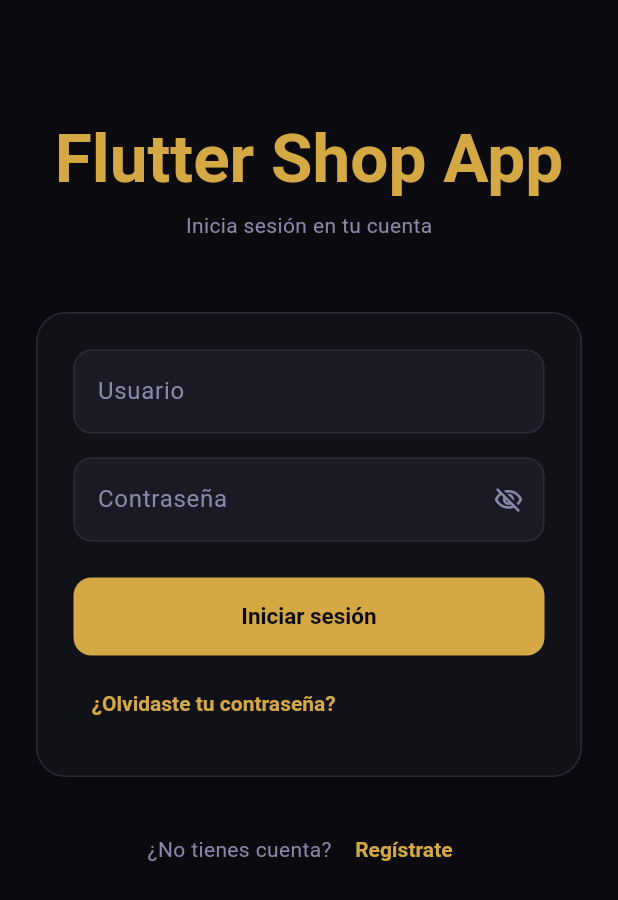
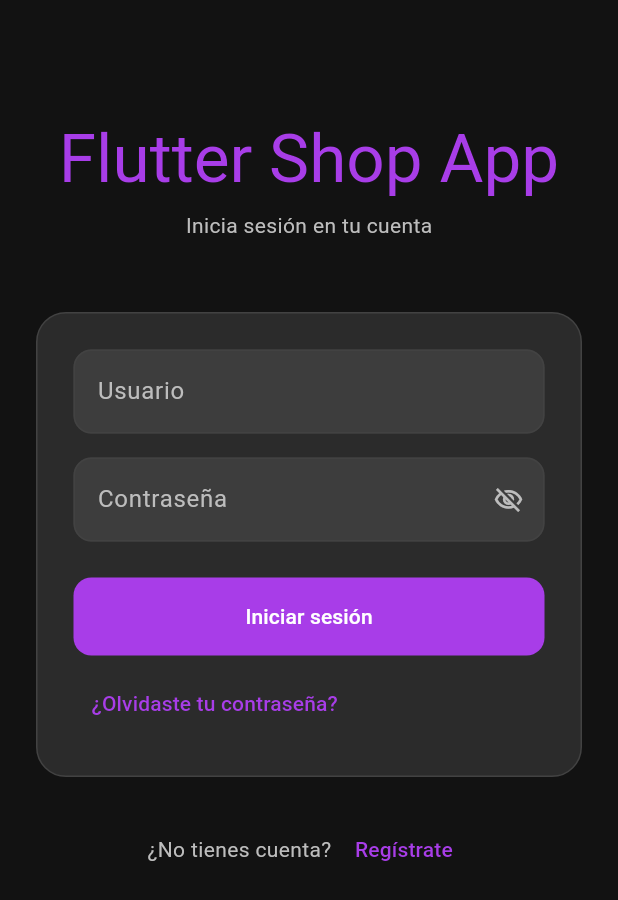
Before and after one commit to natcore-tech/flutter_inventario_app, a Flutter app: the screen it shows after launch, on a phone screen of 412 x 824 dp. Shown: the top 900 px of the screen. Run offline on Flutter 3.47's test engine with Material 3 defaults, Android fonts, the phone set to English and light mode, and no system bars; our stand-ins replace cached_network_image, dio, flutter_dotenv, flutter_riverpod, flutter_secure_storage, go_router and 1 more; network calls fail.

Commit message:
add models from orden, orden_compra, numero_serie and proveedor (modified theme color)

```diff
--- a/lib/theme/app_colors.dart
+++ b/lib/theme/app_colors.dart
@@ -1,38 +1,39 @@
 // lib/theme/app_colors.dart
-
 import 'package:flutter/material.dart';
 
 class AppColors {
-  // ── Fondos ────────────────────────────────────────────────
-  static const Color background  = Color(0xFF0A0A0F);
-  static const Color surface     = Color(0xFF111118);
-  static const Color surface2    = Color(0xFF1A1A24);
-  static const Color border      = Color(0xFF2A2A38);
-  static const Color borderLight = Color(0xFF1E1E2A);
+  // ── Fondos (paleta oficial) ──────────────────────────────
+  static const Color background  = Color(0xFF121212); // 🖤 Fondo
+  static const Color surface     = Color(0xFF2B2B2B); // ⬛ Tarjetas
+  static const Color surface2    = Color(0xFF3D3D3D); // ⚠️ Provisional: no está en la paleta oficial
 
-  // ── Texto ─────────────────────────────────────────────────
-  static const Color textPrimary   = Color(0xFFF0F0F8);
-  static const Color textSecondary = Color(0xFF8888AA);
-  static const Color textFaint     = Color(0xFF44445A);
+  // ── Morados (paleta oficial) ─────────────────────────────
+  static const Color accent      = Color(0xFFA83DE8); // 🟣 Morado principal
+  static const Color accentDark  = Color(0xFF8A2BE2); // 🟪 Morado oscuro
+  static const Color onAccent    = Color(0xFFFFFFFF); // Blanco sobre morado
 
-  // ── Accent dorado ─────────────────────────────────────────
-  static const Color accent      = Color(0xFFD4A843);
-  static const Color accentLight = Color(0xFFF0C96E);
-  static const Color accentDark  = Color(0xFFA07820);
-  static const Color onAccent    = Color(0xFF0A0A0F);
+  // ⚠️ Provisional: usado en gradientes (users_admin_screen.dart) pero
+  // NO está en tu paleta oficial. Dime el hex exacto si lo tienes definido,
+  // o si prefieres que las gradientes usen accentDark en su lugar.
+  static const Color accentLight = Color(0xFFC070F0);
 
-  // ── Semánticos ────────────────────────────────────────────
-  static const Color success = Color(0xFF22C55E);
-  static const Color warning = Color(0xFFF59E0B);
-  static const Color error   = Color(0xFFEF4444);
-  static const Color info    = Color(0xFF3B82F6);
+  // ── Estados (paleta oficial) ─────────────────────────────
+  static const Color success     = Color(0xFF34C759); // 🟢 Verde
+  static const Color error       = Color(0xFFE74C3C); // 🔴 Rojo
+  static const Color warning     = Color(0xFFF4C542); // 🟡 Amarillo
 
-  // ── Estado de pedido ──────────────────────────────────────
-  static const Color statusPending   = Color(0xFFF59E0B);
-  static const Color statusConfirmed = Color(0xFF3B82F6);
-  static const Color statusShipped   = Color(0xFF8B5CF6);
-  static const Color statusDelivered = Color(0xFF22C55E);
-  static const Color statusCancelled = Color(0xFFEF4444);
+  // ⚠️ Provisional: usado en KPI "Categorías activas" (dashboard_screen.dart)
+  // pero NO está en tu paleta oficial. Dime el hex exacto o si prefieres
+  // reemplazarlo por accent/accentDark.
+  static const Color info        = Color(0xFF3498DB);
 
-  AppColors._();
+  // ── Texto / iconos (paleta oficial) ──────────────────────
+  static const Color textPrimary   = Color(0xFFFFFFFF); // ⚪ Blanco
+  static const Color textSecondary = Color(0xFFBDBDBD); // ⚫ Gris claro
+  static const Color textFaint     = Color(0xFF8E8E93); // ⚙️ Gris iconos
+
+  // ── Bordes ────────────────────────────────────────────────
+  // ⚠️ Provisional: no están en la paleta oficial (derivados del fondo/tarjetas)
+  static const Color border      = Color(0xFF424242);
+  static const Color borderLight = Color(0xFF535353);
 }
--- a/lib/theme/app_theme.dart
+++ b/lib/theme/app_theme.dart
@@ -1,180 +1,117 @@
 // lib/theme/app_theme.dart
-
 import 'package:flutter/material.dart';
 import 'app_colors.dart';
 
 class AppTheme {
   static ThemeData get dark => ThemeData(
-    useMaterial3:  true,
-    brightness:    Brightness.dark,
-    colorScheme:   _colorScheme,
+    useMaterial3: true,
+    brightness: Brightness.dark,
+    colorScheme: _colorScheme,
     scaffoldBackgroundColor: AppColors.background,
-    appBarTheme:   _appBarTheme,
-    cardTheme:     _cardTheme,
+    appBarTheme: _appBarTheme,
+    cardTheme: _cardTheme,
     inputDecorationTheme: _inputDecorationTheme,
-    elevatedButtonTheme:  _elevatedButtonTheme,
-    outlinedButtonTheme:  _outlinedButtonTheme,
-    textButtonTheme:      _textButtonTheme,
-    chipTheme:     _chipTheme,
-    dividerTheme:  _dividerTheme,
+    elevatedButtonTheme: _elevatedButtonTheme,
+    outlinedButtonTheme: _outlinedButtonTheme,
+    textButtonTheme: _textButtonTheme,
+    chipTheme: _chipTheme,
+    dividerTheme: _dividerTheme,
     bottomNavigationBarTheme: _bottomNavTheme,
-    navigationDrawerTheme:    _drawerTheme,
+    navigationDrawerTheme: _drawerTheme,
     snackBarTheme: _snackBarTheme,
-    textTheme:     _textTheme,
-    fontFamily:    'Roboto',
+    textTheme: _textTheme,
+    fontFamily: 'Roboto',
   );
 
   static const ColorScheme _colorScheme = ColorScheme.dark(
-    primary:          AppColors.accent,
-    onPrimary:        AppColors.onAccent,
-    secondary:        AppColors.accentLight,
-    onSecondary:      AppColors.onAccent,
-    surface:          AppColors.surface,
-    onSurface:        AppColors.textPrimary,
-    surfaceContainer: AppColors.surface2,
-    error:            AppColors.error,
-    onError:          Colors.white,
-    outline:          AppColors.border,
-    outlineVariant:   AppColors.borderLight,
+    primary: AppColors.accent,
+    onPrimary: AppColors.textPrimary,
+    secondary: AppColors.accentLight,
+    onSecondary: AppColors.textPrimary,
+    surface: AppColors.surface,
+    onSurface: AppColors.textPrimary,
+    error: AppColors.error,
+    outline: AppColors.border,
   );
 
   static const AppBarTheme _appBarTheme = AppBarTheme(
     backgroundColor: AppColors.surface,
     foregroundColor: AppColors.textPrimary,
-    elevation:       0,
+    elevation: 0,
     scrolledUnderElevation: 0,
-    centerTitle:     false,
-    titleTextStyle:  TextStyle(
-      color:      AppColors.textPrimary,
-      fontSize:   18,
-      fontWeight: FontWeight.bold,
-    ),
+    centerTitle: false,
+    titleTextStyle: TextStyle(color: AppColors.textPrimary, fontSize: 18, fontWeight: FontWeight.bold),
   );
 
   static const CardThemeData _cardTheme = CardThemeData(
-    color:        AppColors.surface,
-    elevation:    0,
-    shape:        RoundedRectangleBorder(
-      borderRadius: BorderRadius.all(Radius.circular(16)),
-    ),
+    color: AppColors.surface,
+    elevation: 0,
+    shape: RoundedRectangleBorder(borderRadius: BorderRadius.all(Radius.circular(16))),
     margin: EdgeInsets.zero,
   );
 
   static const InputDecorationTheme _inputDecorationTheme = InputDecorationTheme(
-    filled:           true,
-    fillColor:        AppColors.surface2,
-    border:           OutlineInputBorder(
-      borderRadius: BorderRadius.all(Radius.circular(12)),
-      borderSide:   BorderSide(color: AppColors.border),
-    ),
-    enabledBorder:    OutlineInputBorder(
-      borderRadius: BorderRadius.all(Radius.circular(12)),
-      borderSide:   BorderSide(color: AppColors.border),
-    ),
-    focusedBorder:    OutlineInputBorder(
-      borderRadius: BorderRadius.all(Radius.circular(12)),
-      borderSide:   BorderSide(color: AppColors.accent, width: 2),
-    ),
-    errorBorder:      OutlineInputBorder(
-      borderRadius: BorderRadius.all(Radius.circular(12)),
-      borderSide:   BorderSide(color: AppColors.error),
-    ),
-    focusedErrorBorder: OutlineInputBorder(
-      borderRadius: BorderRadius.all(Radius.circular(12)),
-      borderSide:   BorderSide(color: AppColors.error, width: 2),
-    ),
-    labelStyle:       TextStyle(color: AppColors.textSecondary),
-    hintStyle:        TextStyle(color: AppColors.textFaint),
-    prefixIconColor:  AppColors.textSecondary,
-    suffixIconColor:  AppColors.textSecondary,
+    filled: true,
+    fillColor: AppColors.surface2,
+    border: OutlineInputBorder(borderRadius: BorderRadius.all(Radius.circular(12)), borderSide: BorderSide(color: AppColors.border)),
+    enabledBorder: OutlineInputBorder(borderRadius: BorderRadius.all(Radius.circular(12)), borderSide: BorderSide(color: AppColors.border)),
+    focusedBorder: OutlineInputBorder(borderRadius: BorderRadius.all(Radius.circular(12)), borderSide: BorderSide(color: AppColors.accent, width: 2)),
+    errorBorder: OutlineInputBorder(borderRadius: BorderRadius.all(Radius.circular(12)), borderSide: BorderSide(color: AppColors.error)),
+    focusedErrorBorder: OutlineInputBorder(borderRadius: BorderRadius.all(Radius.circular(12)), borderSide: BorderSide(color: AppColors.error, width: 2)),
+    labelStyle: TextStyle(color: AppColors.textSecondary),
+    hintStyle: TextStyle(color: AppColors.textFaint),
   );
 
   static final ElevatedButtonThemeData _elevatedButtonTheme = ElevatedButtonThemeData(
     style: ElevatedButton.styleFrom(
       backgroundColor: AppColors.accent,
-      foregroundColor: AppColors.onAccent,
-      minimumSize:     const Size(double.infinity, 52),
-      shape:           const RoundedRectangleBorder(
-        borderRadius: BorderRadius.all(Radius.circular(12)),
-      ),
-      textStyle: const TextStyle(fontWeight: FontWeight.bold, fontSize: 15),
-      elevation:  0,
+      foregroundColor: AppColors.textPrimary,
+      minimumSize: const Size(double.infinity, 52),
+      shape: const RoundedRectangleBorder(borderRadius: BorderRadius.all(Radius.circular(12))),
+      elevation: 0,
     ),
   );
 
   static final OutlinedButtonThemeData _outlinedButtonTheme = OutlinedButtonThemeData(
     style: OutlinedButton.styleFrom(
       foregroundColor: AppColors.textPrimary,
-      minimumSize:     const Size(double.infinity, 52),
-      shape:           const RoundedRectangleBorder(
-        borderRadius: BorderRadius.all(Radius.circular(12)),
-      ),
-      side:      const BorderSide(color: AppColors.border),
-      textStyle: const TextStyle(fontWeight: FontWeight.w600, fontSize: 15),
+      minimumSize: const Size(double.infinity, 52),
+      shape: const RoundedRectangleBorder(borderRadius: BorderRadius.all(Radius.circular(12))),
+      side: const BorderSide(color: AppColors.border),
     ),
   );
 
   static final TextButtonThemeData _textButtonTheme = TextButtonThemeData(
-    style: TextButton.styleFrom(
-      foregroundColor: AppColors.accent,
-      textStyle: const TextStyle(fontWeight: FontWeight.w600),
-    ),
+    style: TextButton.styleFrom(foregroundColor: AppColors.accent),
   );
 
   static const ChipThemeData _chipTheme = ChipThemeData(
-    backgroundColor:       AppColors.surface2,
-    selectedColor:         AppColors.accent,
-    labelStyle:            TextStyle(color: AppColors.textSecondary, fontSize: 12),
-    secondaryLabelStyle:   TextStyle(color: AppColors.onAccent, fontSize: 12),
-    side:                  BorderSide(color: AppColors.border),
-    shape:                 StadiumBorder(),
-    padding:               EdgeInsets.symmetric(horizontal: 8, vertical: 0),
+    backgroundColor: AppColors.surface2,
+    selectedColor: AppColors.accent,
+    side: BorderSide(color: AppColors.border),
   );
 
-  static const DividerThemeData _dividerTheme = DividerThemeData(
-    color:     AppColors.border,
-    thickness: 0.5,
-    space:     0,
-  );
+  static const DividerThemeData _dividerTheme = DividerThemeData(color: AppColors.border, thickness: 0.5);
 
-  static const BottomNavigationBarThemeData _bottomNavTheme =
-      BottomNavigationBarThemeData(
-    backgroundColor:          AppColors.surface,
-    selectedItemColor:        AppColors.accent,
-    unselectedItemColor:      AppColors.textSecondary,
-    selectedLabelStyle:       TextStyle(fontSize: 11, fontWeight: FontWeight.bold),
-    unselectedLabelStyle:     TextStyle(fontSize: 11),
-    elevation:                0,
+  static const BottomNavigationBarThemeData _bottomNavTheme = BottomNavigationBarThemeData(
+    backgroundColor: AppColors.surface,
+    selectedItemColor: AppColors.accent,
+    unselectedItemColor: AppColors.textSecondary,
+    elevation: 0,
   );
 
   static const NavigationDrawerThemeData _drawerTheme = NavigationDrawerThemeData(
-    backgroundColor:     AppColors.surface,
-    indicatorColor:      Color(0x1FD4A843),
-    surfaceTintColor:    Colors.transparent,
+    backgroundColor: AppColors.surface,
   );
 
   static const SnackBarThemeData _snackBarTheme = SnackBarThemeData(
-    backgroundColor:   AppColors.surface2,
-    contentTextStyle:  TextStyle(color: AppColors.textPrimary),
-    behavior:          SnackBarBehavior.floating,
-    shape:             RoundedRectangleBorder(
-      borderRadius: BorderRadius.all(Radius.circular(12)),
-    ),
+    backgroundColor: AppColors.surface2,
+    behavior: SnackBarBehavior.floating,
   );
 
   static const TextTheme _textTheme = TextTheme(
-    displayLarge:  TextStyle(color: AppColors.textPrimary,   fontWeight: FontWeight.bold),
-    displayMedium: TextStyle(color: AppColors.textPrimary,   fontWeight: FontWeight.bold),
-    headlineLarge: TextStyle(color: AppColors.textPrimary,   fontWeight: FontWeight.bold),
-    headlineMedium:TextStyle(color: AppColors.textPrimary,   fontWeight: FontWeight.bold),
-    titleLarge:    TextStyle(color: AppColors.textPrimary,   fontWeight: FontWeight.bold),
-    titleMedium:   TextStyle(color: AppColors.textPrimary,   fontWeight: FontWeight.w600),
-    titleSmall:    TextStyle(color: AppColors.textPrimary,   fontWeight: FontWeight.w600),
-    bodyLarge:     TextStyle(color: AppColors.textPrimary),
-    bodyMedium:    TextStyle(color: AppColors.textSecondary),
-    bodySmall:     TextStyle(color: AppColors.textSecondary, fontSize: 12),
-    labelLarge:    TextStyle(color: AppColors.textPrimary,   fontWeight: FontWeight.bold),
-    labelSmall:    TextStyle(color: AppColors.textSecondary, fontSize: 11),
+    bodyLarge: TextStyle(color: AppColors.textPrimary),
+    bodyMedium: TextStyle(color: AppColors.textSecondary),
   );
 
   AppTheme._();
```
Also changed, not shown: lib/domain/model/numero_serie.dart (added, +36 -0 lines), lib/domain/model/orden_compra.dart (added, +54 -0 lines), lib/domain/model/orden_compra_detalle.dart (added, +34 -0 lines), lib/domain/model/proveedor.dart (added, +48 -0 lines).
